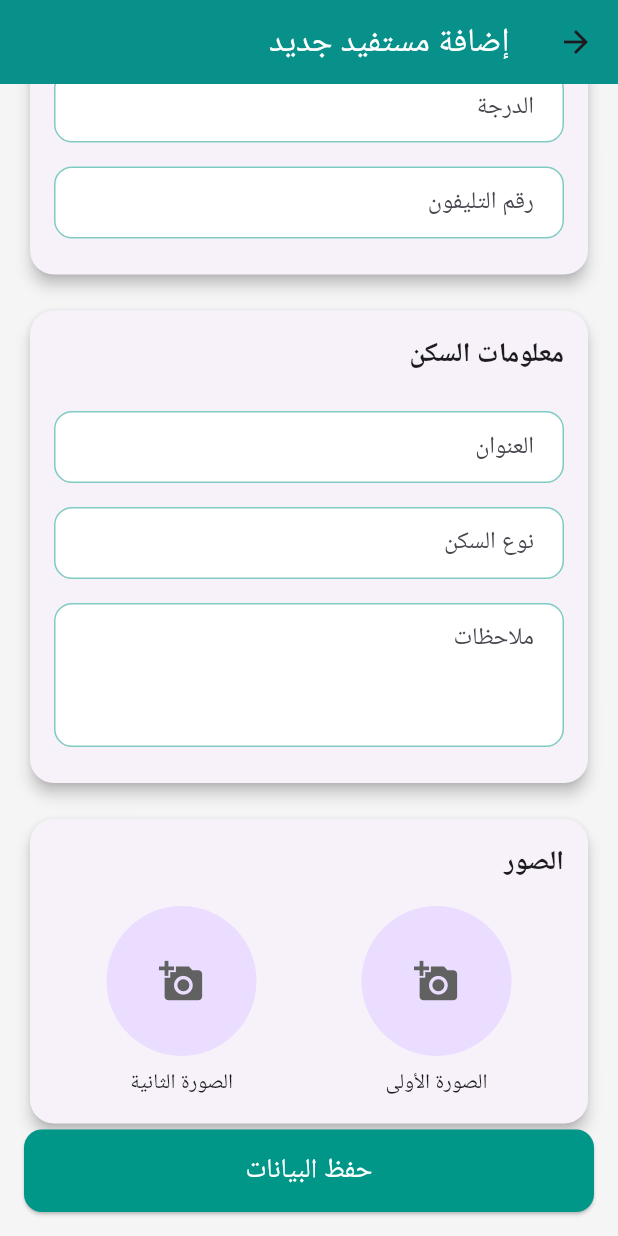
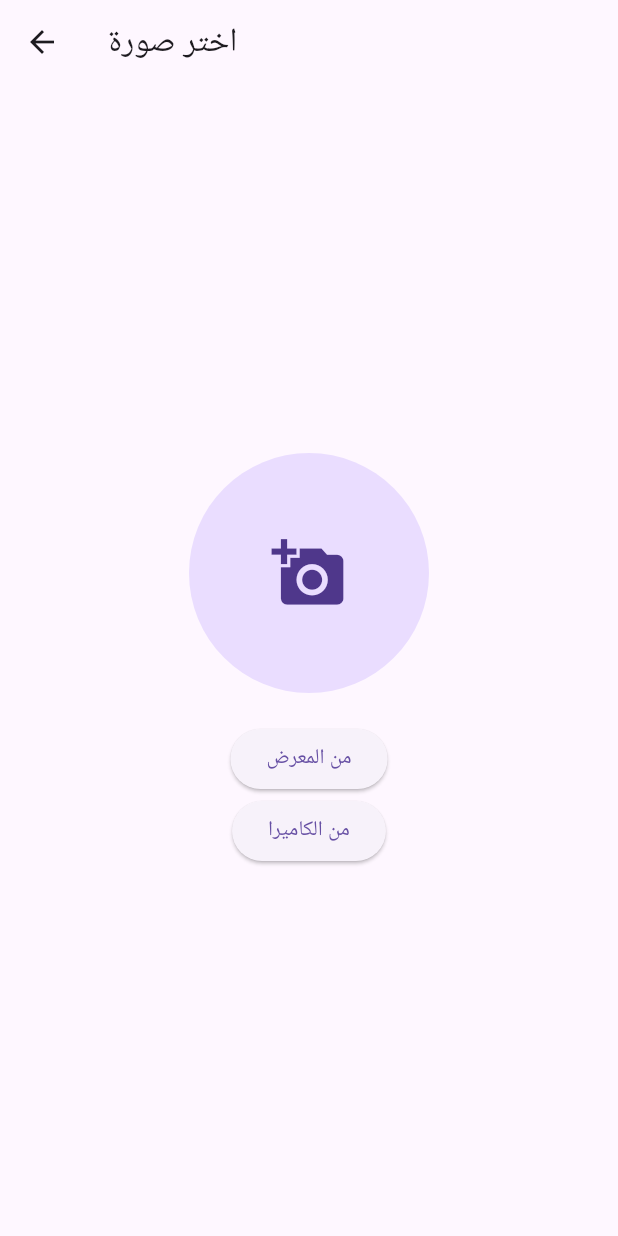
Before and after one commit to islamdev96/elshigh, a Flutter app: the BeneficiaryForm screen opened directly, scrolled down 416 dp, after a tap on the "add a photo" icon, on a phone screen of 412 x 824 dp. Run offline on Flutter 3.47's test engine with Material 3 defaults, Android fonts, the phone set to English and light mode, and no system bars; our stand-ins replace file_picker, image_picker, share_plus, sqflite; accounts and stored records are empty.

```diff
--- a/lib/beneficiary_form.dart
+++ b/lib/Add_a_new_user/beneficiary_form.dart
@@ -1,7 +1,7 @@
+import 'package:elshigh/Add_a_new_user/image_picker_screen.dart';
 import 'package:flutter/material.dart';
 import 'package:flutter/services.dart';
-import 'package:image_picker/image_picker.dart';
-import 'data/database_helper.dart';
+import '../data/database_helper.dart'; // تأكد من أن هذا المسار صحيح بالنسبة لمشروعك
 import 'dart:io';
 
 class BeneficiaryForm extends StatefulWidget {
@@ -17,7 +17,6 @@ class BeneficiaryForm extends StatefulWidget {
 
 class _BeneficiaryFormState extends State<BeneficiaryForm> {
   final _formKey = GlobalKey<FormState>();
-  final picker = ImagePicker();
   File? _image1;
   File? _image2;
 
@@ -41,28 +40,30 @@ class _BeneficiaryFormState extends State<BeneficiaryForm> {
   void initState() {
     super.initState();
     if (widget.beneficiary != null) {
-      _regionController.text = widget.beneficiary!['region'] ?? '';
-      _nameController.text = widget.beneficiary!['name'] ?? '';
-      _spouseNameController.text = widget.beneficiary!['spouse_name'] ?? '';
-      _statusController.text = widget.beneficiary!['status'] ?? '';
+      _regionController.text = widget.beneficiary?['region'] ?? '';
+      _nameController.text = widget.beneficiary?['name'] ?? '';
+      _spouseNameController.text = widget.beneficiary?['spouse_name'] ?? '';
+      _statusController.text = widget.beneficiary?['status'] ?? '';
       _familyMembersController.text =
-          widget.beneficiary!['family_members']?.toString() ?? '';
-      _gradeController.text = widget.beneficiary!['grade'] ?? '';
-      _phoneController.text = widget.beneficiary!['phone'] ?? '';
-      _addressController.text = widget.beneficiary!['address'] ?? '';
-      _propertyTypeController.text = widget.beneficiary!['property_type'] ?? '';
-      _notesController.text = widget.beneficiary!['notes'] ?? '';
-      if (widget.beneficiary!['image1Path'] != null) {
+          widget.beneficiary?['family_members']?.toString() ?? '';
+      _gradeController.text = widget.beneficiary?['grade'] ?? '';
+      _phoneController.text = widget.beneficiary?['phone'] ?? '';
+      _addressController.text = widget.beneficiary?['address'] ?? '';
+      _propertyTypeController.text = widget.beneficiary?['property_type'] ?? '';
+      _notesController.text = widget.beneficiary?['notes'] ?? '';
+
+      if (widget.beneficiary?['image1Path'] != null) {
         _image1 = File(widget.beneficiary!['image1Path']);
       }
-      if (widget.beneficiary!['image2Path'] != null) {
+      if (widget.beneficiary?['image2Path'] != null) {
         _image2 = File(widget.beneficiary!['image2Path']);
       }
     }
   }
 
   Future<void> _saveData() async {
-    final dbHelper = DatabaseHelper();
+    final dbHelper =
+        DatabaseHelper(); //  تأكد من تعريف DatabaseHelper في ملف منفصل
     final data = {
       'region': _regionController.text,
       'name': _nameController.text,
@@ -79,23 +80,18 @@ class _BeneficiaryFormState extends State<BeneficiaryForm> {
     };
 
     if (widget.beneficiary == null) {
-      await dbHelper.insertBeneficiary(data);
+      await dbHelper.insertBeneficiary(
+          data); //  تأكد من تعريف هذه الدالة في DatabaseHelper
     } else {
-      await dbHelper.updateBeneficiary(widget.beneficiary!['id'], data);
+      await dbHelper.updateBeneficiary(widget.beneficiary!['id'],
+          data); // تأكد من تعريف هذه الدالة في DatabaseHelper
     }
 
+    // عرض رسالة نجاح
     ScaffoldMessenger.of(context).showSnackBar(
-      SnackBar(
-        content: const Text('تم حفظ البيانات بنجاح'),
-        backgroundColor: primaryColor,
-        behavior: SnackBarBehavior.floating,
-        shape: RoundedRectangleBorder(
-          borderRadius: BorderRadius.circular(10),
-        ),
-      ),
+      const SnackBar(content: Text('تم حفظ البيانات بنجاح')),
     );
-
-    Navigator.of(context).pop(true);
+    Navigator.of(context).pop(true); //  لإغلاق الصفحة الحالية بعد الحفظ
   }
 
   Widget _buildFormField(
@@ -118,7 +114,7 @@ class _BeneficiaryFormState extends State<BeneficiaryForm> {
                     : TextInputType.text,
         maxLines: isMultiLine ? 3 : 1,
         inputFormatters: isNumber || isPhone
-            ? [FilteringTextInputFormatter.digitsOnly]
+            ? <TextInputFormatter>[FilteringTextInputFormatter.digitsOnly]
             : null,
         decoration: InputDecoration(
           labelText: label,
@@ -146,6 +142,44 @@ class _BeneficiaryFormState extends State<BeneficiaryForm> {
     );
   }
 
+  Widget _buildImagePickerColumn(int imageNumber, File? imageFile) {
+    return Column(
+      children: [
+        GestureDetector(
+          onTap: widget.isReadOnly
+              ? null
+              : () async {
+                  final String? imagePath = await Navigator.push(
+                    context,
+                    MaterialPageRoute(
+                        builder: (context) => const ImagePickerScreen()),
+                  );
+                  setState(() {
+                    if (imageNumber == 1) {
+                      _image1 = imagePath != null ? File(imagePath) : null;
+                    } else {
+                      _image2 = imagePath != null ? File(imagePath) : null;
+                    }
+                  });
+                },
+          child: CircleAvatar(
+            radius: 50,
+            backgroundImage: imageFile != null ? FileImage(imageFile) : null,
+            child: imageFile == null
+                ? Icon(
+                    Icons.add_a_photo,
+                    color: Colors.grey[700],
+                    size: 30,
+                  )
+                : null,
+          ),
+        ),
+        const SizedBox(height: 8),
+        Text(imageNumber == 1 ? 'الصورة الأولى' : 'الصورة الثانية'),
+      ],
+    );
+  }
+
   @override
   Widget build(BuildContext context) {
     return Directionality(
@@ -167,7 +201,7 @@ class _BeneficiaryFormState extends State<BeneficiaryForm> {
               key: _formKey,
               child: Column(
                 crossAxisAlignment: CrossAxisAlignment.stretch,
-                children: [
+                children: <Widget>[
                   Card(
                     shape: RoundedRectangleBorder(
                       borderRadius: BorderRadius.circular(16),
@@ -177,11 +211,13 @@ class _BeneficiaryFormState extends State<BeneficiaryForm> {
                       padding: const EdgeInsets.all(16),
                       child: Column(
                         crossAxisAlignment: CrossAxisAlignment.start,
-                        children: [
+                        children: <Widget>[
                           const Text(
                             'المعلومات الأساسية',
                             style: TextStyle(
-                                fontSize: 18, fontWeight: FontWeight.bold),
+                              fontSize: 18,
+                              fontWeight: FontWeight.bold,
+                            ),
                           ),
                           const SizedBox(height: 16),
                           _buildFormField('المنطقة', _regionController),
@@ -208,7 +244,7 @@ class _BeneficiaryFormState extends State<BeneficiaryForm> {
                       padding: const EdgeInsets.all(16),
                       child: Column(
                         crossAxisAlignment: CrossAxisAlignment.start,
-                        children: [
+                        children: <Widget>[
                           const Text(
                             'معلومات السكن',
                             style: TextStyle(
@@ -233,7 +269,7 @@ class _BeneficiaryFormState extends State<BeneficiaryForm> {
                       padding: const EdgeInsets.all(16),
                       child: Column(
                         crossAxisAlignment: CrossAxisAlignment.start,
-                        children: [
+                        children: <Widget>[
                           const Text(
                             'الصور',
                             style: TextStyle(
@@ -242,7 +278,7 @@ class _BeneficiaryFormState extends State<BeneficiaryForm> {
                           const SizedBox(height: 16),
                           Row(
                             mainAxisAlignment: MainAxisAlignment.spaceAround,
-                            children: [
+                            children: <Widget>[
                               _buildImagePickerColumn(1, _image1),
                               _buildImagePickerColumn(2, _image2),
                             ],
@@ -274,41 +310,4 @@ class _BeneficiaryFormState extends State<BeneficiaryForm> {
       ),
     );
   }
-
-  Widget _buildImagePickerColumn(int imageNumber, File? imageFile) {
-    return Column(
-      children: [
-        GestureDetector(
-          onTap: widget.isReadOnly
-              ? null
-              : () async {
-                  final pickedFile =
-                      await picker.pickImage(source: ImageSource.gallery);
-                  setState(() {
-                    if (imageNumber == 1) {
-                      _image1 =
-                          pickedFile != null ? File(pickedFile.path) : null;
-                    } else {
-                      _image2 =
-                          pickedFile != null ? File(pickedFile.path) : null;
-                    }
-                  });
-                },
-          child: CircleAvatar(
-            radius: 50,
-            backgroundImage: imageFile != null ? FileImage(imageFile) : null,
-            child: imageFile == null
-                ? Icon(
-                    Icons.add_a_photo,
-                    color: Colors.grey[700],
-                    size: 30,
-                  )
-                : null,
-          ),
-        ),
-        const SizedBox(height: 8),
-        Text(imageNumber == 1 ? 'الصورة الأولى' : 'الصورة الثانية'),
-      ],
-    );
-  }
 }
--- /dev/null
+++ b/lib/Add_a_new_user/image_picker_screen.dart
@@ -0,0 +1,66 @@
+import 'package:flutter/material.dart';
+import 'package:image_picker/image_picker.dart';
+import 'dart:io';
+
+class ImagePickerScreen extends StatefulWidget {
+  const ImagePickerScreen({Key? key}) : super(key: key);
+
+  @override
+  _ImagePickerScreenState createState() => _ImagePickerScreenState();
+}
+
+class _ImagePickerScreenState extends State<ImagePickerScreen> {
+  File? _selectedImage;
+  final ImagePicker _picker = ImagePicker();
+
+  Future<void> _pickImage(ImageSource source) async {
+    final XFile? pickedFile = await _picker.pickImage(source: source);
+
+    if (pickedFile != null) {
+      setState(() {
+        _selectedImage = File(pickedFile.path);
+      });
+    }
+  }
+
+  @override
+  Widget build(BuildContext context) {
+    return Scaffold(
+      appBar: AppBar(
+        title: const Text('اختر صورة'),
+      ),
+      body: Center(
+        child: Column(
+          mainAxisAlignment: MainAxisAlignment.center,
+          children: <Widget>[
+            _selectedImage != null
+                ? CircleAvatar(
+                    radius: 80,
+                    backgroundImage: FileImage(_selectedImage!),
+                  )
+                : const CircleAvatar(
+                    radius: 80,
+                    child: Icon(Icons.add_a_photo, size: 50),
+                  ),
+            const SizedBox(height: 20),
+            ElevatedButton(
+              onPressed: () => _pickImage(ImageSource.gallery),
+              child: const Text('من المعرض'),
+            ),
+            ElevatedButton(
+              onPressed: () => _pickImage(ImageSource.camera),
+              child: const Text('من الكاميرا'),
+            ),
+            if (_selectedImage != null)
+              ElevatedButton(
+                onPressed: () {
+                  Navigator.pop(context, _selectedImage?.path);
+                },
+                child: const Text('تأكيد'),
+              ),
+          ],
+        ),
+      ),
+    );
+  }
+}
--- a/lib/home/home_page.dart
+++ b/lib/home/home_page.dart
@@ -1,6 +1,6 @@
 import 'package:elshigh/data/backup_manager.dart';
 import 'package:flutter/material.dart';
-import '../beneficiary_form.dart';
+import '../Add_a_new_user/beneficiary_form.dart';
 import '../data/database_helper.dart';
 import 'beneficiary_tile.dart';
 import '../settings/settings_page.dart';
```
